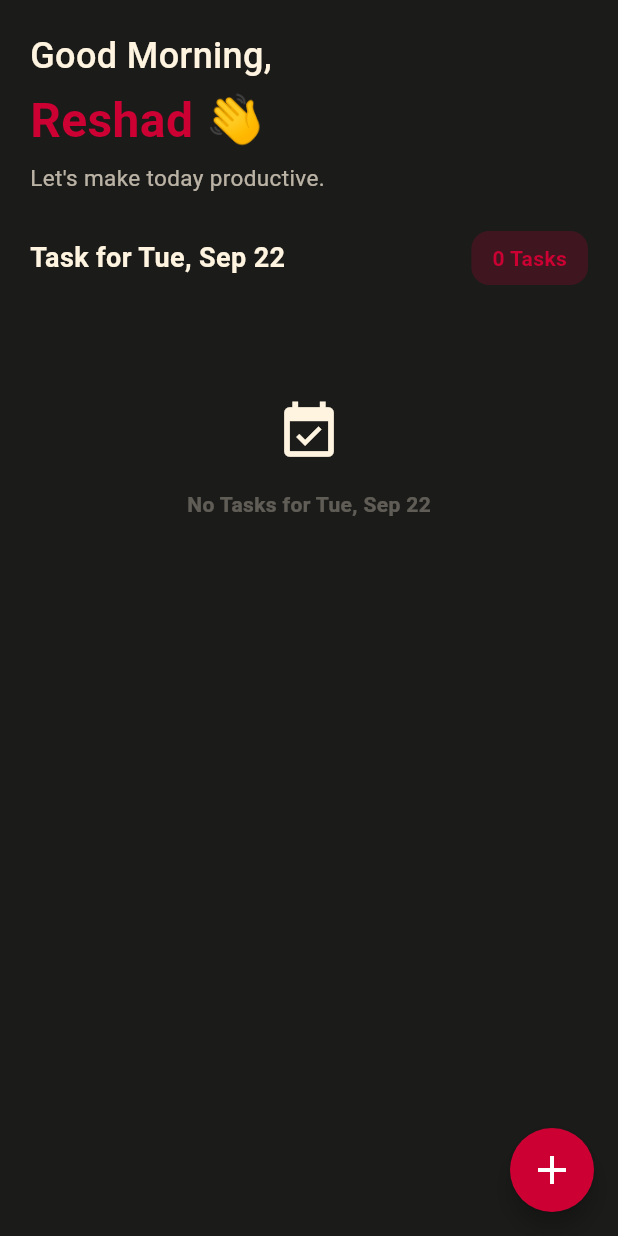
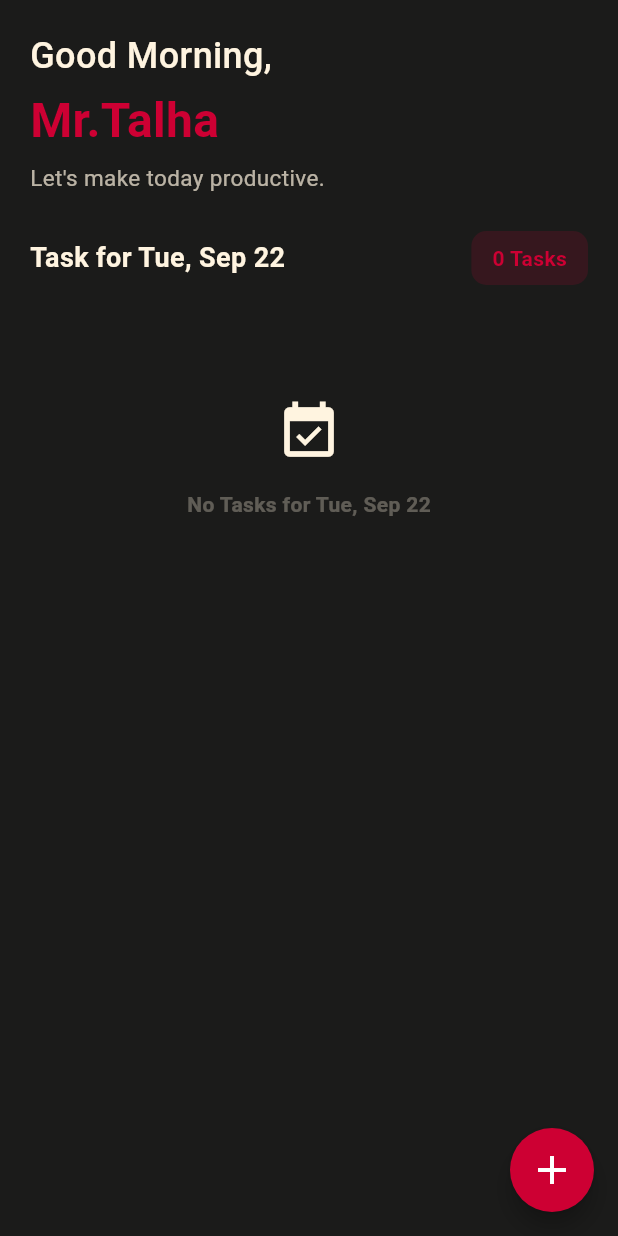
Before and after one commit to talhatanzim2005/Sprint_Journal, a Flutter app: the HomeScreen screen opened directly, on a phone screen of 412 x 824 dp. Run offline on Flutter 3.47's test engine with Material 3 defaults, Android fonts, the phone set to English and light mode, and no system bars; our stand-ins replace cloud_firestore, firebase_auth, firebase_core, table_calendar; accounts and stored records are empty.

Commit message:
Update home_screen.dart

```diff
--- a/lib/front_end/home_screen.dart
+++ b/lib/front_end/home_screen.dart
@@ -52,9 +52,7 @@ class _HomeScreenState extends State<HomeScreen> {
           child: Column(
             crossAxisAlignment: CrossAxisAlignment.start,
             children: [
-              // =========================
-              // GREETING
-              // =========================
+              // Greeting
               const Text(
                 "Good Morning,",
                 style: TextStyle(
@@ -67,7 +65,7 @@ class _HomeScreenState extends State<HomeScreen> {
               const SizedBox(height: 3),
 
               const Text(
-                "Reshad 👋",
+                "Mr.Talha",
                 style: TextStyle(
                   color: HomeScreen.accentColor,
                   fontSize: 32,
@@ -87,9 +85,10 @@ class _HomeScreenState extends State<HomeScreen> {
 
               const SizedBox(height: 25),
 
-              // =========================
-              // TASK HEADER
-              // =========================
+
+
+
+              // Task Header
               Row(
                 mainAxisAlignment: MainAxisAlignment.spaceBetween,
                 children: [
@@ -104,8 +103,8 @@ class _HomeScreenState extends State<HomeScreen> {
                   Container(
                     padding: const EdgeInsets.symmetric(horizontal: 14, vertical: 8),
                     decoration: BoxDecoration(
-                      color: HomeScreen.accentColor.withValues(alpha: .2),
-                      borderRadius: BorderRadius.circular(12),
+                      color: HomeScreen.accentColor.withValues(alpha: .15),
+                      borderRadius: BorderRadius.circular(10),
                     ),
                     child: Text(
                       '${_tasks.length} Tasks',
@@ -121,9 +120,10 @@ class _HomeScreenState extends State<HomeScreen> {
 
               const SizedBox(height: 16),
 
-              // =========================
-              // TASK LIST
-              // =========================
+
+
+
+              // task list
               if (_tasks.isEmpty)
                 Center(
                   child: Padding(
```
